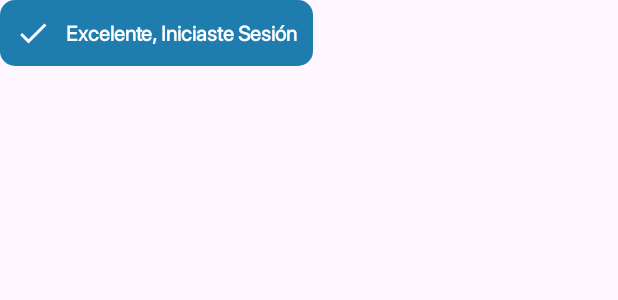
After one commit to JoseDPerez11/LupiApp, an Android app: the layout custom_toast_ok.xml on its own in the app's theme, with its tools: preview values and no code run, on a phone screen of 412 x 824 dp. The commit adds this screen. Shown: the top 300 px of the screen. Run offline under Robolectric (Android 15) with nearby library versions, the phone set to English and light mode, and no system bars.

Commit message:
adding customized Toast

```diff
--- a/app/src/main/java/com/dsa/lupiapp/activity/MainActivity.java
+++ b/app/src/main/java/com/dsa/lupiapp/activity/MainActivity.java
@@ -7,9 +7,15 @@ import android.content.Intent;
 import android.content.SharedPreferences;
 import android.os.Bundle;
 import android.preference.PreferenceManager;
+import android.view.Gravity;
+import android.view.LayoutInflater;
+import android.view.View;
+import android.view.ViewGroup;
 import android.widget.Toast;
 
+import com.dsa.lupiapp.R;
 import com.dsa.lupiapp.databinding.ActivityMainBinding;
+import com.dsa.lupiapp.databinding.CustomToastOkBinding;
 import com.dsa.lupiapp.entity.service.Usuario;
 import com.dsa.lupiapp.utils.DateSerializer;
 import com.dsa.lupiapp.utils.TimeSerializer;
@@ -53,7 +59,7 @@ public class MainActivity extends AppCompatActivity {
                 // Se verifica la respuesta obtenida del intento de inicio de sesión
                 if (response.getRpta() == 1) {
                     // Si la respuesta es exitosa (rpta = 1), se muestra un mensaje y se realiza el siguiente conjunto de acciones
-                    Toast.makeText(this, response.getMessage(), Toast.LENGTH_SHORT).show();
+                    toastCorrecto(response.getMessage());
 
                     // Se obtiene el objeto Usuario desde la respuesta
                     Usuario usuario = response.getBody();
@@ -87,4 +93,16 @@ public class MainActivity extends AppCompatActivity {
             });
         });
     }
+
+    public void toastCorrecto(String message) {
+        CustomToastOkBinding bindingToast = CustomToastOkBinding.inflate(getLayoutInflater());
+        bindingToast.txtMensajeToastOk.setText(message);
+        Toast toast = new Toast(getApplicationContext());
+        toast.setGravity(Gravity.CENTER_VERTICAL | Gravity.BOTTOM, 0, 200);
+        toast.setDuration(Toast.LENGTH_LONG);
+        toast.setView(bindingToast.getRoot());
+        toast.show();
+
+    }
+
 }
--- /dev/null
+++ b/app/src/main/res/layout/custom_toast_ok.xml
@@ -0,0 +1,26 @@
+<?xml version="1.0" encoding="utf-8"?>
+<LinearLayout xmlns:android="http://schemas.android.com/apk/res/android"
+    android:id="@+id/ll_custom_toast_ok"
+    android:layout_width="wrap_content"
+    android:layout_height="wrap_content"
+    android:orientation="horizontal"
+    android:background="@drawable/background_blue"
+    android:gravity="center|center_horizontal"
+    android:padding="10dp" >
+
+    <ImageView
+        android:layout_width="wrap_content"
+        android:layout_height="wrap_content"
+        android:src="@drawable/ic_check" />
+
+    <TextView
+        android:id="@+id/txtMensajeToastOk"
+        android:layout_width="wrap_content"
+        android:layout_height="wrap_content"
+        android:fontFamily="@font/san_francisco"
+        android:text="@string/toast_ok"
+        android:paddingStart="10dp"
+        android:textStyle="bold"
+        android:textColor="#fff" />
+
+</LinearLayout>
--- a/app/src/main/res/values/strings.xml
+++ b/app/src/main/res/values/strings.xml
@@ -15,6 +15,7 @@
     <string name="nav_header_desc">Navigation header</string>
     <string name="action_settings">Cerrar Sesión</string>
     <string name="descripcion_producto">Es un producto de prueba, estoy haciendo pruebas, ojalá si compile y pueda mimir temprano.</string>
+    <string name="toast_ok">Excelente, Iniciaste Sesión</string>
 
     <string name="menu_home">Inicio</string>
     <string name="menu_gallery">Mis Compras</string>
```
